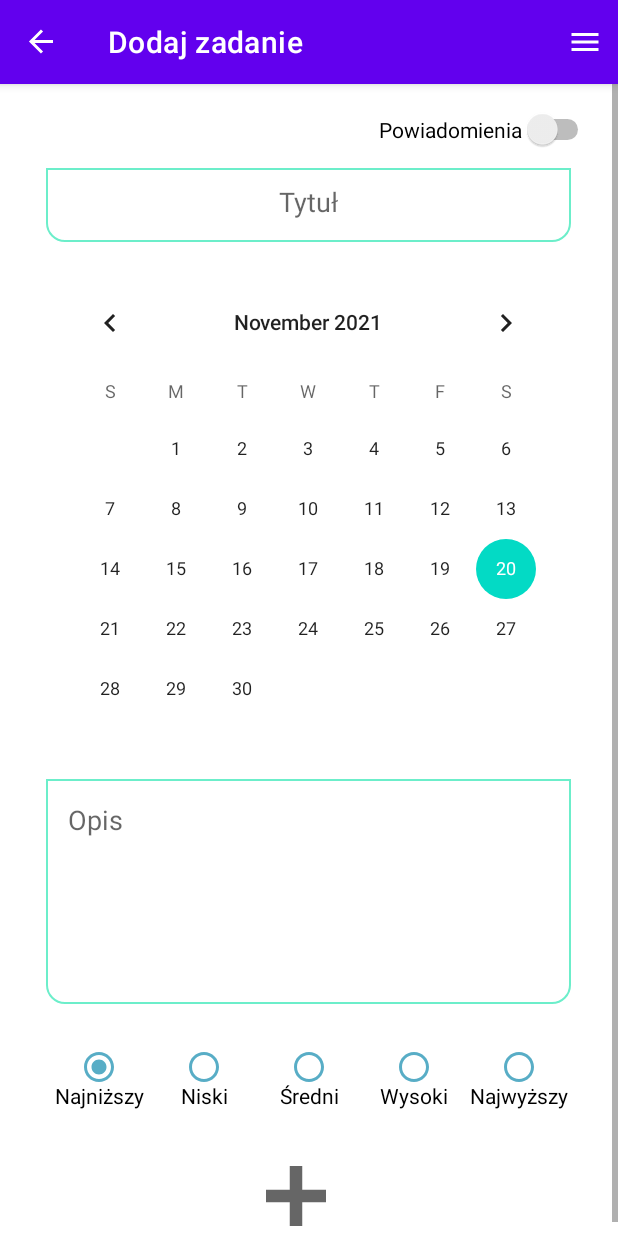
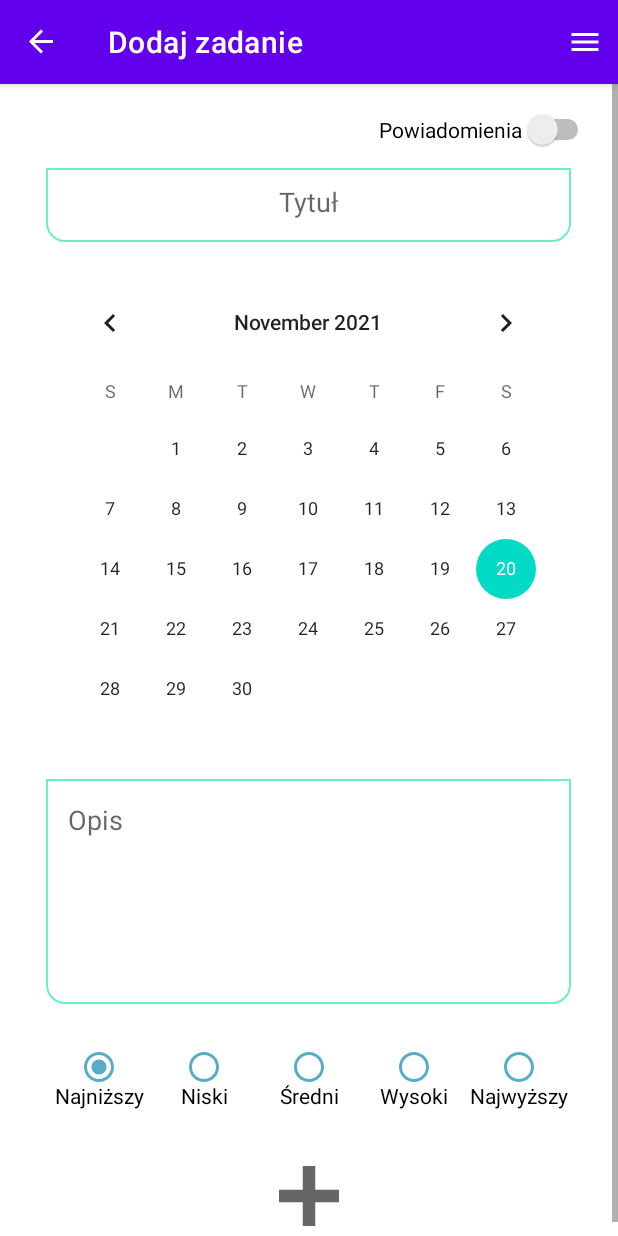
Before and after one commit to cyziek/PUM_Todo_list, an Android app: the screen it shows after launch (MainActivity), after a tap on an icon or button, on a phone screen of 412 x 824 dp. Run offline under Robolectric (Android 15) with nearby library versions, the phone set to English and light mode, and no system bars; our stand-ins replace navigation-ui.

Commit message:
Poprawka guzika

```diff
--- a/app/src/main/res/layout/list_add.xml
+++ b/app/src/main/res/layout/list_add.xml
@@ -142,15 +142,13 @@
             android:id="@+id/add"
             android:layout_width="40dp"
             android:layout_height="40dp"
-            android:layout_marginStart="177dp"
+            android:layout_gravity="center"
             android:layout_marginTop="20dp"
-            android:layout_marginEnd="186dp"
             android:layout_marginBottom="16dp"
             android:background="@null"
             android:src="@drawable/ic_baseline_add_24"
             app:layout_constraintBottom_toBottomOf="parent"
             app:layout_constraintEnd_toEndOf="parent"
-            app:layout_constraintHorizontal_bias="0.0"
             app:layout_constraintStart_toStartOf="parent"
             app:layout_constraintTop_toBottomOf="@+id/radiogroup_add1"
             app:layout_constraintVertical_bias="1.0" />
```
